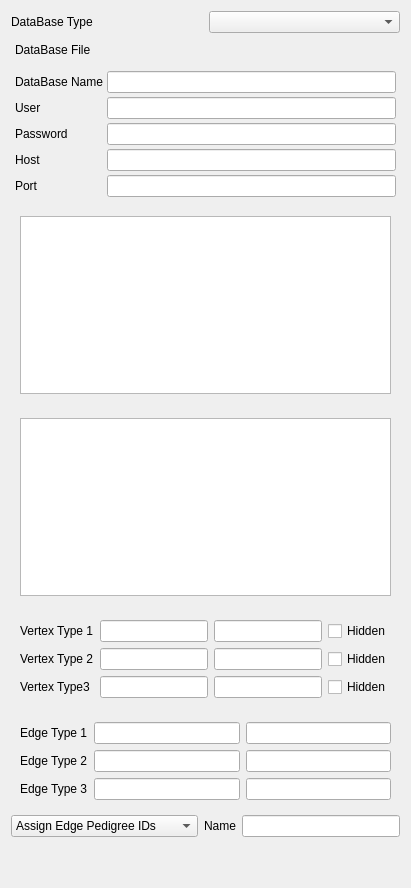
Before: the Qt Designer form Plugins/SQLDatabaseGraphSourcePanel/SQLDatabaseGraphSourcePanel.ui in wildmichael/ParaView3-enhancements-old, drawn with Qt 5.
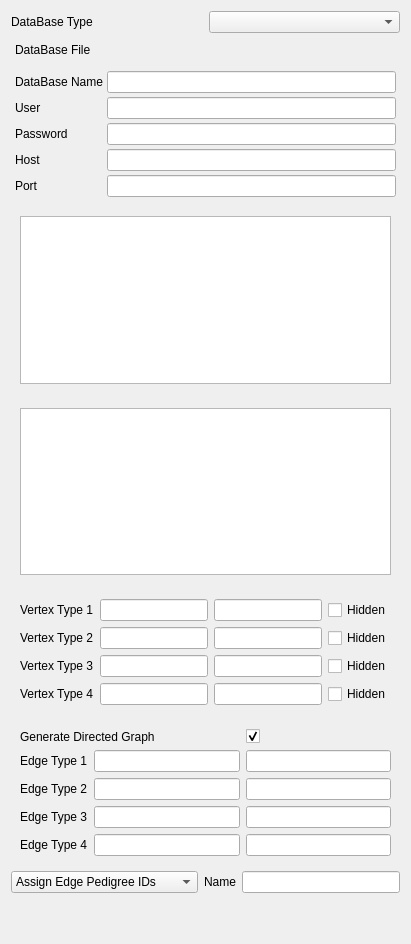
After: the same form once the commit is applied. Custom widgets are drawn as their Qt base class.

Commit message: ENH: Added an extra field for link vertices and link edges and added a check-box to the SQLDatabaseGraphSourcePanel to allow the graph to be directed or undirected.

Patch:
```diff
--- a/Plugins/SQLDatabaseGraphSourcePanel/SQLDatabaseGraphSourcePanel.ui
+++ b/Plugins/SQLDatabaseGraphSourcePanel/SQLDatabaseGraphSourcePanel.ui
@@ -6,7 +6,7 @@
     <x>0</x>
     <y>0</y>
     <width>411</width>
-    <height>888</height>
+    <height>944</height>
    </rect>
   </property>
   <property name="windowTitle" >
@@ -254,7 +254,7 @@
       <item row="2" column="0" >
        <widget class="QLabel" name="label_16" >
         <property name="text" >
-         <string>Vertex Type3</string>
+         <string>Vertex Type 3</string>
         </property>
        </widget>
       </item>
@@ -271,6 +271,26 @@
         </property>
        </widget>
       </item>
+      <item row="3" column="1" >
+       <widget class="QLineEdit" name="vertexField4" />
+      </item>
+      <item row="3" column="2" >
+       <widget class="QLineEdit" name="vertexDomain4" />
+      </item>
+      <item row="3" column="0" >
+       <widget class="QLabel" name="label_4" >
+        <property name="text" >
+         <string>Vertex Type 4</string>
+        </property>
+       </widget>
+      </item>
+      <item row="3" column="3" >
+       <widget class="QCheckBox" name="vertexHidden4" >
+        <property name="text" >
+         <string>Hidden</string>
+        </property>
+       </widget>
+      </item>
      </layout>
     </widget>
    </item>
@@ -280,45 +300,75 @@
       <string>Link Edges</string>
      </property>
      <layout class="QGridLayout" >
-      <item row="0" column="0" >
+      <item row="1" column="0" >
        <widget class="QLabel" name="label_17" >
         <property name="text" >
          <string>Edge Type 1</string>
         </property>
        </widget>
       </item>
-      <item row="0" column="1" >
+      <item row="1" column="1" >
        <widget class="QLineEdit" name="edgeSource1" />
       </item>
-      <item row="0" column="2" >
+      <item row="1" column="2" >
        <widget class="QLineEdit" name="edgeTarget1" />
       </item>
-      <item row="1" column="0" >
+      <item row="2" column="0" >
        <widget class="QLabel" name="label_18" >
         <property name="text" >
          <string>Edge Type 2</string>
         </property>
        </widget>
       </item>
-      <item row="1" column="1" >
+      <item row="2" column="1" >
        <widget class="QLineEdit" name="edgeSource2" />
       </item>
-      <item row="1" column="2" >
+      <item row="2" column="2" >
        <widget class="QLineEdit" name="edgeTarget2" />
       </item>
-      <item row="2" column="0" >
+      <item row="3" column="0" >
        <widget class="QLabel" name="label_19" >
         <property name="text" >
          <string>Edge Type 3</string>
         </property>
        </widget>
       </item>
-      <item row="2" column="1" >
+      <item row="3" column="1" >
        <widget class="QLineEdit" name="edgeSource3" />
       </item>
-      <item row="2" column="2" >
+      <item row="3" column="2" >
        <widget class="QLineEdit" name="edgeTarget3" />
       </item>
+      <item row="4" column="0" >
+       <widget class="QLabel" name="label_5" >
+        <property name="text" >
+         <string>Edge Type 4</string>
+        </property>
+       </widget>
+      </item>
+      <item row="4" column="1" >
+       <widget class="QLineEdit" name="edgeSource4" />
+      </item>
+      <item row="4" column="2" >
+       <widget class="QLineEdit" name="edgeTarget4" />
+      </item>
+      <item row="0" column="0" colspan="2" >
+       <widget class="QLabel" name="label_2" >
+        <property name="text" >
+         <string>Generate Directed Graph</string>
+        </property>
+       </widget>
+      </item>
+      <item row="0" column="2" >
+       <widget class="QCheckBox" name="Directed" >
+        <property name="text" >
+         <string/>
+        </property>
+        <property name="checked" >
+         <bool>true</bool>
+        </property>
+       </widget>
+      </item>
      </layout>
     </widget>
    </item>
```
Left out of the diff: 22 changed lines with no effect on the pictures. The commit also changes 2 other files.
